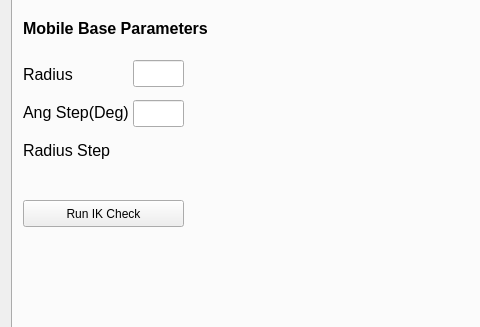
Qt form moveit_cartesian_plan_plugin/src/widgets/path_planning_widget.ui (peanut-robotics/fermi) before a commit; both pictures show x 0 to 480 and y 245 to 572 of the 661 by 729 pixel window.
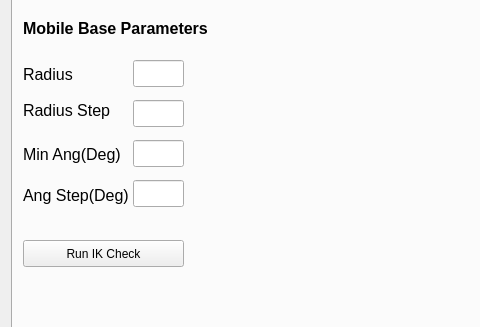
The same form after that commit.

Commit message: Temp save. Add labels for ik checking

What changed in the file:
```diff
--- a/moveit_cartesian_plan_plugin/src/widgets/path_planning_widget.ui
+++ b/moveit_cartesian_plan_plugin/src/widgets/path_planning_widget.ui
@@ -1130,7 +1130,7 @@
        <property name="geometry">
         <rect>
          <x>10</x>
-         <y>380</y>
+         <y>420</y>
          <width>161</width>
          <height>27</height>
         </rect>
@@ -1295,7 +1295,7 @@
        <property name="geometry">
         <rect>
          <x>10</x>
-         <y>277</y>
+         <y>360</y>
          <width>111</width>
          <height>31</height>
         </rect>
@@ -1313,7 +1313,7 @@
        <property name="geometry">
         <rect>
          <x>120</x>
-         <y>280</y>
+         <y>360</y>
          <width>51</width>
          <height>27</height>
         </rect>
@@ -1323,7 +1323,7 @@
        <property name="geometry">
         <rect>
          <x>10</x>
-         <y>320</y>
+         <y>280</y>
          <width>111</width>
          <height>21</height>
         </rect>
@@ -1337,6 +1337,44 @@
         <string>Radius Step</string>
        </property>
       </widget>
+      <widget class="QLineEdit" name="robot_ik_radius_step">
+       <property name="geometry">
+        <rect>
+         <x>120</x>
+         <y>280</y>
+         <width>51</width>
+         <height>27</height>
+        </rect>
+       </property>
+      </widget>
+      <widget class="QLabel" name="label_18">
+       <property name="geometry">
+        <rect>
+         <x>10</x>
+         <y>320</y>
+         <width>121</width>
+         <height>29</height>
+        </rect>
+       </property>
+       <property name="font">
+        <font>
+         <pointsize>12</pointsize>
+        </font>
+       </property>
+       <property name="text">
+        <string>Min Ang(Deg)</string>
+       </property>
+      </widget>
+      <widget class="QLineEdit" name="lineEdit">
+       <property name="geometry">
+        <rect>
+         <x>120</x>
+         <y>320</y>
+         <width>51</width>
+         <height>27</height>
+        </rect>
+       </property>
+      </widget>
      </widget>
     </widget>
    </item>
```
Left out of the diff: 4 changed lines with no effect on the pictures. The commit also changes 2 other files.
